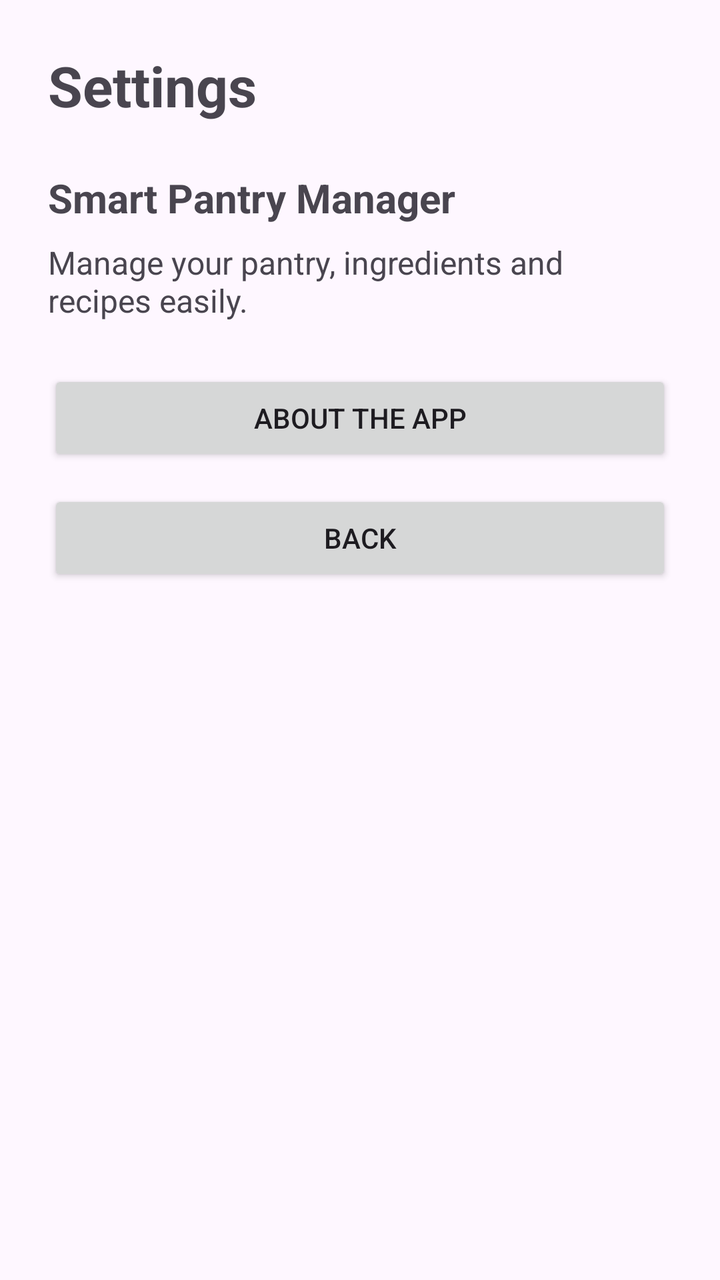
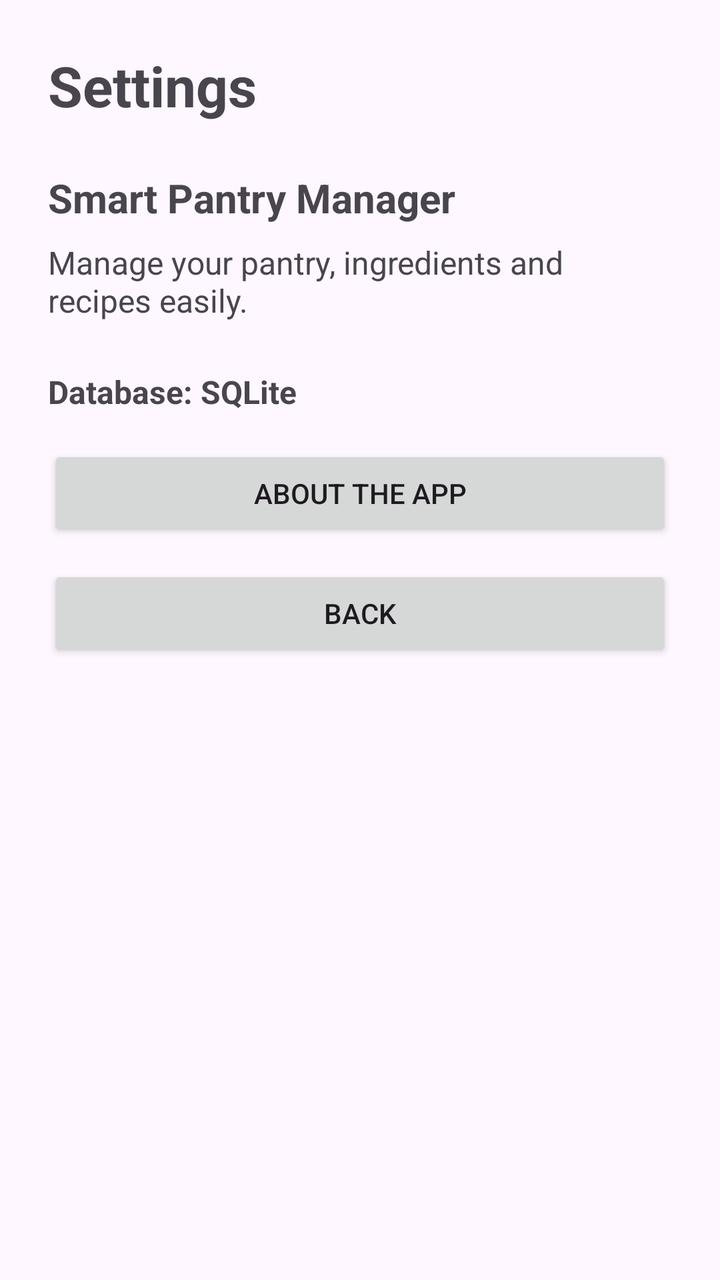

Two renders of the same Android screen: before a commit and after it. Below are the layout's source before the change and the commit's diff.
<!-- AndroidManifest.xml: application theme Theme.SmartPantryManager -->
<!-- res/layout/activity_settings.xml -->
<?xml version="1.0" encoding="utf-8"?>
<LinearLayout xmlns:android="http://schemas.android.com/apk/res/android"
    android:layout_width="match_parent"
    android:layout_height="match_parent"
    android:orientation="vertical"
    android:padding="24dp">

    <TextView
        android:layout_width="match_parent"
        android:layout_height="wrap_content"
        android:text="Settings"
        android:textSize="28sp"
        android:textStyle="bold"
        android:paddingBottom="24dp" />

    <TextView
        android:layout_width="match_parent"
        android:layout_height="wrap_content"
        android:text="Smart Pantry Manager"
        android:textSize="20sp"
        android:textStyle="bold"
        android:paddingBottom="8dp" />

    <TextView
        android:layout_width="match_parent"
        android:layout_height="wrap_content"
        android:text="Manage your pantry, ingredients and recipes easily."
        android:textSize="16sp"
        android:paddingBottom="24dp" />

    <Button
        android:id="@+id/btnAbout"
        android:layout_width="match_parent"
        android:layout_height="wrap_content"
        android:text="About the App" />

    <Button
        android:id="@+id/btnBack"
        android:layout_width="match_parent"
        android:layout_height="wrap_content"
        android:text="Back"
        android:layout_marginTop="12dp" />

</LinearLayout>
<!-- resources referenced by this layout -->
<resources>
  <style name="Theme.SmartPantryManager" parent="Base.Theme.SmartPantryManager" />
  <style name="Base.Theme.SmartPantryManager" parent="Theme.Material3.DayNight.NoActionBar">
          
          
      </style>
</resources>

<!-- the commit's change to res/layout/activity_settings.xml (unified diff, before → after) -->
@@ -28,6 +28,14 @@
         android:textSize="16sp"
         android:paddingBottom="24dp" />
 
+    <TextView
+        android:layout_width="match_parent"
+        android:layout_height="wrap_content"
+        android:text="Database: SQLite"
+        android:textSize="16sp"
+        android:textStyle="bold"
+        android:paddingBottom="16dp" />
+
     <Button
         android:id="@+id/btnAbout"
         android:layout_width="match_parent"
